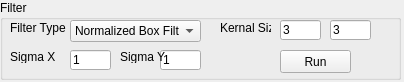
Old version of the form VisionWidget/FilterWidget.ui in the repository hceng123/VisionLibrary.
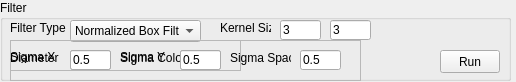
New version of the form.

Patch:
```diff
--- a/VisionWidget/FilterWidget.ui
+++ b/VisionWidget/FilterWidget.ui
@@ -6,7 +6,7 @@
    <rect>
     <x>0</x>
     <y>0</y>
-    <width>404</width>
+    <width>516</width>
     <height>82</height>
    </rect>
   </property>
@@ -18,8 +18,8 @@
     <rect>
      <x>0</x>
      <y>0</y>
-     <width>401</width>
-     <height>80</height>
+     <width>511</width>
+     <height>81</height>
     </rect>
    </property>
    <property name="title">
@@ -28,9 +28,9 @@
    <widget class="QPushButton" name="btnRun">
     <property name="geometry">
      <rect>
-      <x>280</x>
+      <x>440</x>
       <y>50</y>
-      <width>71</width>
+      <width>60</width>
       <height>23</height>
      </rect>
     </property>
@@ -38,20 +38,7 @@
      <string>Run</string>
     </property>
    </widget>
-   <widget class="QLineEdit" name="lineEditSigmaY">
-    <property name="geometry">
-     <rect>
-      <x>160</x>
-      <y>50</y>
-      <width>41</width>
-      <height>20</height>
-     </rect>
-    </property>
-    <property name="text">
-     <string>1</string>
-    </property>
-   </widget>
-   <widget class="QLabel" name="label">
+   <widget class="QLabel" name="labelKernelSize">
     <property name="geometry">
      <rect>
       <x>220</x>
@@ -61,7 +48,7 @@
      </rect>
     </property>
     <property name="text">
-     <string>Kernal Size</string>
+     <string>Kernel Size</string>
     </property>
    </widget>
    <widget class="QLabel" name="labelFilterType">
@@ -77,19 +64,6 @@
      <string>Filter Type</string>
     </property>
    </widget>
-   <widget class="QLineEdit" name="lineEditSigmaX">
-    <property name="geometry">
-     <rect>
-      <x>70</x>
-      <y>50</y>
-      <width>41</width>
-      <height>20</height>
-     </rect>
-    </property>
-    <property name="text">
-     <string>1</string>
-    </property>
-   </widget>
    <widget class="QLineEdit" name="lineEditKernalSizeY">
     <property name="geometry">
      <rect>
@@ -103,19 +77,6 @@
      <string>3</string>
     </property>
    </widget>
-   <widget class="QLabel" name="labelSigmaX">
-    <property name="geometry">
-     <rect>
-      <x>10</x>
-      <y>50</y>
-      <width>47</width>
-      <height>13</height>
-     </rect>
-    </property>
-    <property name="text">
-     <string>Sigma X</string>
-    </property>
-   </widget>
    <widget class="QLineEdit" name="lineEditKernalSizeX">
     <property name="geometry">
      <rect>
@@ -129,19 +90,6 @@
      <string>3</string>
     </property>
    </widget>
-   <widget class="QLabel" name="labelSigmaY">
-    <property name="geometry">
-     <rect>
-      <x>120</x>
-      <y>50</y>
-      <width>47</width>
-      <height>13</height>
-     </rect>
-    </property>
-    <property name="text">
-     <string>Sigma Y</string>
-    </property>
-   </widget>
    <widget class="QComboBox" name="cbFilterType">
     <property name="geometry">
      <rect>
@@ -172,6 +120,168 @@
      </property>
     </item>
    </widget>
+   <widget class="QFrame" name="frameBF">
+    <property name="geometry">
+     <rect>
+      <x>10</x>
+      <y>40</y>
+      <width>351</width>
+      <height>41</height>
+     </rect>
+    </property>
+    <property name="frameShape">
+     <enum>QFrame::StyledPanel</enum>
+    </property>
+    <property name="frameShadow">
+     <enum>QFrame::Raised</enum>
+    </property>
+    <widget class="QLabel" name="labelDiameter">
+     <property name="geometry">
+      <rect>
+       <x>0</x>
+       <y>10</y>
+       <width>51</width>
+       <height>16</height>
+      </rect>
+     </property>
+     <property name="text">
+      <string>Diameter</string>
+     </property>
+    </widget>
+    <widget class="QLineEdit" name="lineEditSigmaColor">
+     <property name="geometry">
+      <rect>
+       <x>170</x>
+       <y>10</y>
+       <width>41</width>
+       <height>20</height>
+      </rect>
+     </property>
+     <property name="text">
+      <string>0.5</string>
+     </property>
+    </widget>
+    <widget class="QLineEdit" name="lineEditSigmaSpace">
+     <property name="geometry">
+      <rect>
+       <x>290</x>
+       <y>10</y>
+       <width>41</width>
+       <height>20</height>
+      </rect>
+     </property>
+     <property name="text">
+      <string>0.5</string>
+     </property>
+    </widget>
+    <widget class="QLineEdit" name="lineEditDiameter">
+     <property name="geometry">
+      <rect>
+       <x>60</x>
+       <y>10</y>
+       <width>41</width>
+       <height>20</height>
+      </rect>
+     </property>
+     <property name="text">
+      <string>3</string>
+     </property>
+    </widget>
+    <widget class="QLabel" name="labelSigmaSpace">
+     <property name="geometry">
+      <rect>
+       <x>220</x>
+       <y>10</y>
+       <width>61</width>
+       <height>16</height>
+      </rect>
+     </property>
+     <property name="text">
+      <string>Sigma Space</string>
+     </property>
+    </widget>
+    <widget class="QLabel" name="labelSigmaColor">
+     <property name="geometry">
+      <rect>
+       <x>110</x>
+       <y>10</y>
+       <width>61</width>
+       <height>16</height>
+      </rect>
+     </property>
+     <property name="text">
+      <string>Sigma Color</string>
+     </property>
+    </widget>
+   </widget>
+   <widget class="QFrame" name="frameSigma">
+    <property name="geometry">
+     <rect>
+      <x>10</x>
+      <y>40</y>
+      <width>231</width>
+      <height>31</height>
+     </rect>
+    </property>
+    <property name="frameShape">
+     <enum>QFrame::StyledPanel</enum>
+    </property>
+    <property name="frameShadow">
+     <enum>QFrame::Raised</enum>
+    </property>
+    <widget class="QLineEdit" name="lineEditSigmaY">
+     <property name="geometry">
+      <rect>
+       <x>170</x>
+       <y>10</y>
+       <width>41</width>
+       <height>20</height>
+      </rect>
+     </property>
+     <property name="text">
+      <string>0.5</string>
+     </property>
+    </widget>
+    <widget class="QLineEdit" name="lineEditSigmaX">
+     <property name="geometry">
+      <rect>
+       <x>60</x>
+       <y>10</y>
+       <width>41</width>
+       <height>20</height>
+      </rect>
+     </property>
+     <property name="text">
+      <string>0.5</string>
+     </property>
+    </widget>
+    <widget class="QLabel" name="labelSigmaX">
+     <property name="geometry">
+      <rect>
+       <x>0</x>
+       <y>10</y>
+       <width>47</width>
+       <height>13</height>
+      </rect>
+     </property>
+     <property name="text">
+      <string>Sigma X</string>
+     </property>
+    </widget>
+    <widget class="QLabel" name="labelSigmaY">
+     <property name="geometry">
+      <rect>
+       <x>110</x>
+       <y>10</y>
+       <width>47</width>
+       <height>13</height>
+      </rect>
+     </property>
+     <property name="text">
+      <string>Sigma Y</string>
+     </property>
+    </widget>
+   </widget>
   </widget>
  </widget>
  <layoutdefault spacing="6" margin="11"/>
```
